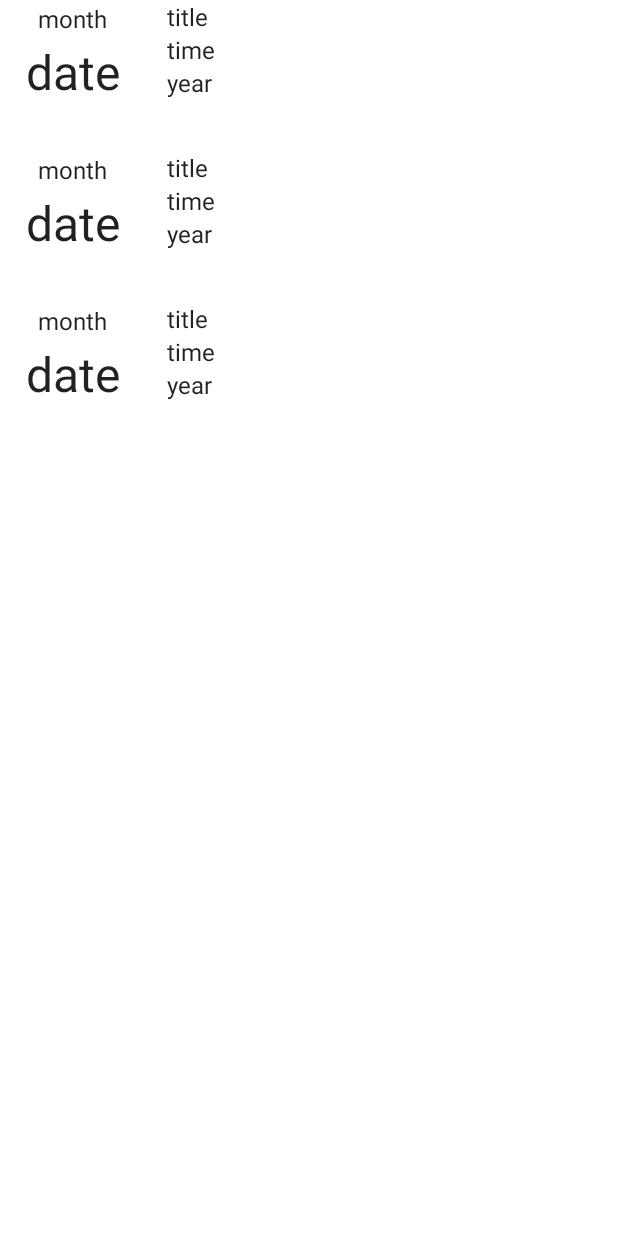
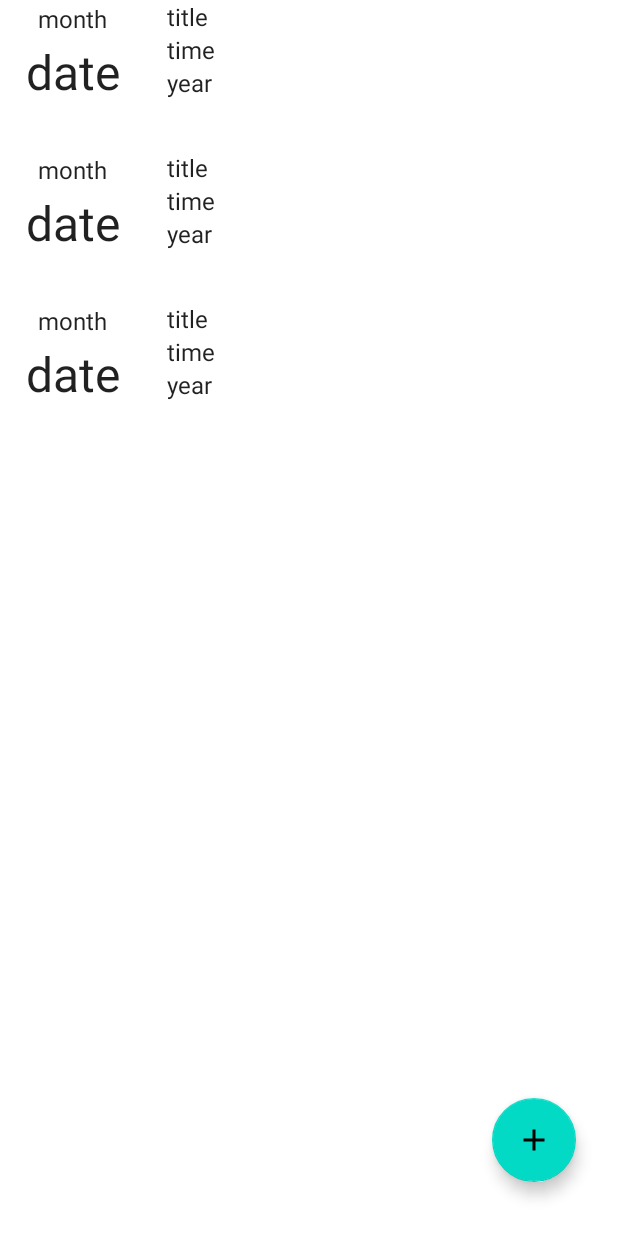
Before and after one commit to ShayGeko/Multimeter, an Android app: the layout fragment_experiments_list.xml on its own in the app's theme, with its tools: preview values and no code run, on a phone screen of 412 x 824 dp. Run offline under Robolectric (Android 15) with nearby library versions, the light colour scheme and no system bars.

Commit message:
:construction: temp

```diff
--- a/app/src/main/java/com/untitled/multimeter/MainActivity.kt
+++ b/app/src/main/java/com/untitled/multimeter/MainActivity.kt
@@ -36,15 +36,6 @@ class MainActivity : AppCompatActivity() {
     override fun onStart() {
         super.onStart()
 
-        // get the application user
-        val user = realmApp.currentUser
-        // if no user, or if login expired, prompt login
-        if(user == null || !user.loggedIn){
-            startActivity(Intent(this, LoginActivity::class.java))
-        }
-        else {
-            Log.d(APPLICATION_TAG, user.toString())
-            Toast.makeText(this, "Welcome, ${user.identity}", Toast.LENGTH_LONG).show()
-        }
+
     }
 }
--- a/app/src/main/java/com/untitled/multimeter/MainMenu.kt
+++ b/app/src/main/java/com/untitled/multimeter/MainMenu.kt
@@ -1,18 +1,33 @@
 package com.untitled.multimeter
 
+import android.content.Intent
 import android.os.Bundle
+import android.util.Log
+import android.widget.Toast
 import androidx.appcompat.app.AppCompatActivity
 import androidx.viewpager2.widget.ViewPager2
 import com.google.android.material.tabs.TabLayout
 import com.google.android.material.tabs.TabLayoutMediator
 import com.untitled.multimeter.empty.Empty
 import com.untitled.multimeter.experiments.Experiments
+import com.untitled.multimeter.login.LoginActivity
 
 class MainMenu : AppCompatActivity() {
     override fun onCreate(savedInstanceState: Bundle?) {
         super.onCreate(savedInstanceState)
         setContentView(R.layout.main_menu)
 
+        // get the application user
+        val user = MultimeterApp.realmApp.currentUser
+        // if no user, or if login expired, prompt login
+        if(user == null || !user.loggedIn){
+            startActivity(Intent(this, LoginActivity::class.java))
+            finish();
+        }
+        else {
+            Log.d(MultimeterApp.APPLICATION_TAG, user.toString())
+            Toast.makeText(this, "Welcome, ${user.identity}", Toast.LENGTH_LONG).show()
+        }
         //Get xml views
         val tabLayout = findViewById<TabLayout>(R.id.main_menu_tablayout)
         val viewPager2 = findViewById<ViewPager2>(R.id.view_pager2)
--- a/app/src/main/java/com/untitled/multimeter/experiments/MyItemRecyclerViewAdapter.kt
+++ b/app/src/main/java/com/untitled/multimeter/experiments/MyItemRecyclerViewAdapter.kt
@@ -15,7 +15,7 @@ import java.util.*
 
 /**
  * [RecyclerView.Adapter] that can display a [PlaceholderItem].
- * TODO: Replace the implementation with code for your data type.
+ * TODO: Replace the implementation with code for the data type.
  */
 class MyItemRecyclerViewAdapter(
     private var list: List<MyData> = emptyList<MyData>()
--- a/app/src/main/java/com/untitled/multimeter/login/LoginActivity.kt
+++ b/app/src/main/java/com/untitled/multimeter/login/LoginActivity.kt
@@ -8,6 +8,7 @@ import android.widget.Button
 import android.widget.EditText
 import android.widget.Toast
 import androidx.lifecycle.ViewModelProvider
+import com.untitled.multimeter.MainMenu
 import com.untitled.multimeter.MultimeterApp.Companion.APPLICATION_TAG
 import com.untitled.multimeter.R
 import com.untitled.multimeter.UserViewModelFactory
@@ -46,12 +47,6 @@ class LoginActivity : AppCompatActivity() {
     }
 
     /**
-     * Observe the result of login, process the response when acquired
-     */
-    private fun addLoginResultObserver(){
-        viewModel.loginResult
-    }
-    /**
      * Attempts to login the user
      * with username and password acquired from editTexts
      * opens mainActivity if login was successful,
@@ -80,6 +75,7 @@ class LoginActivity : AppCompatActivity() {
 
             // if result is successful, return to the main activity
             it.onSuccess {
+                startActivity(Intent(application, MainMenu::class.java))
                 finish()
             }
             // otherwise, display error to the user
--- /dev/null
+++ b/app/src/main/res/drawable/ic_baseline_add_24.xml
@@ -0,0 +1,5 @@
+<vector android:height="56dp" android:tint="#000000"
+    android:viewportHeight="24" android:viewportWidth="24"
+    android:width="56dp" xmlns:android="http://schemas.android.com/apk/res/android">
+    <path android:fillColor="@android:color/white" android:pathData="M19,13h-6v6h-2v-6H5v-2h6V5h2v6h6v2z"/>
+</vector>
--- a/app/src/main/res/layout/fragment_experiments_list.xml
+++ b/app/src/main/res/layout/fragment_experiments_list.xml
@@ -1,5 +1,11 @@
 <?xml version="1.0" encoding="utf-8"?>
-<androidx.recyclerview.widget.RecyclerView xmlns:android="http://schemas.android.com/apk/res/android"
+<androidx.constraintlayout.widget.ConstraintLayout
+    xmlns:android="http://schemas.android.com/apk/res/android"
+    xmlns:app="http://schemas.android.com/apk/res-auto"
+    xmlns:tools="http://schemas.android.com/tools"
+    android:layout_width="match_parent"
+    android:layout_height="match_parent">
+    <androidx.recyclerview.widget.RecyclerView
         xmlns:app="http://schemas.android.com/apk/res-auto"
         xmlns:tools="http://schemas.android.com/tools"
         android:id="@+id/list"
@@ -10,4 +16,21 @@
         android:layout_marginRight="16dp"
         app:layoutManager="LinearLayoutManager"
         tools:context=".experiments.Experiments"
-    tools:listitem="@layout/fragment_experiments" />
+        tools:listitem="@layout/fragment_experiments">
+
+
+    </androidx.recyclerview.widget.RecyclerView>
+
+    <com.google.android.material.floatingactionbutton.FloatingActionButton
+        android:layout_width="wrap_content"
+        android:layout_height="wrap_content"
+        android:scaleType="fitXY"
+        android:layout_gravity="end|bottom"
+        android:layout_marginEnd="28dp"
+        android:layout_marginBottom="36dp"
+        android:contentDescription="@string/add_experiment"
+        android:src="@drawable/ic_baseline_add_24"
+        android:elevation="8dp"
+        app:layout_constraintBottom_toBottomOf="parent"
+        app:layout_constraintEnd_toEndOf="parent" />
+</androidx.constraintlayout.widget.ConstraintLayout>
--- a/app/src/main/res/values/strings.xml
+++ b/app/src/main/res/values/strings.xml
@@ -11,4 +11,5 @@
     <string name="password_mandatory_field">Password*</string>
     <string name="confirm_password_mandatory_field">Confirm password*</string>
     <string name="confirm_password">Confirm Password</string>
+    <string name="add_experiment">Add experiment</string>
 </resources>
```
Lines whose indentation alone changed are shown as unchanged.
